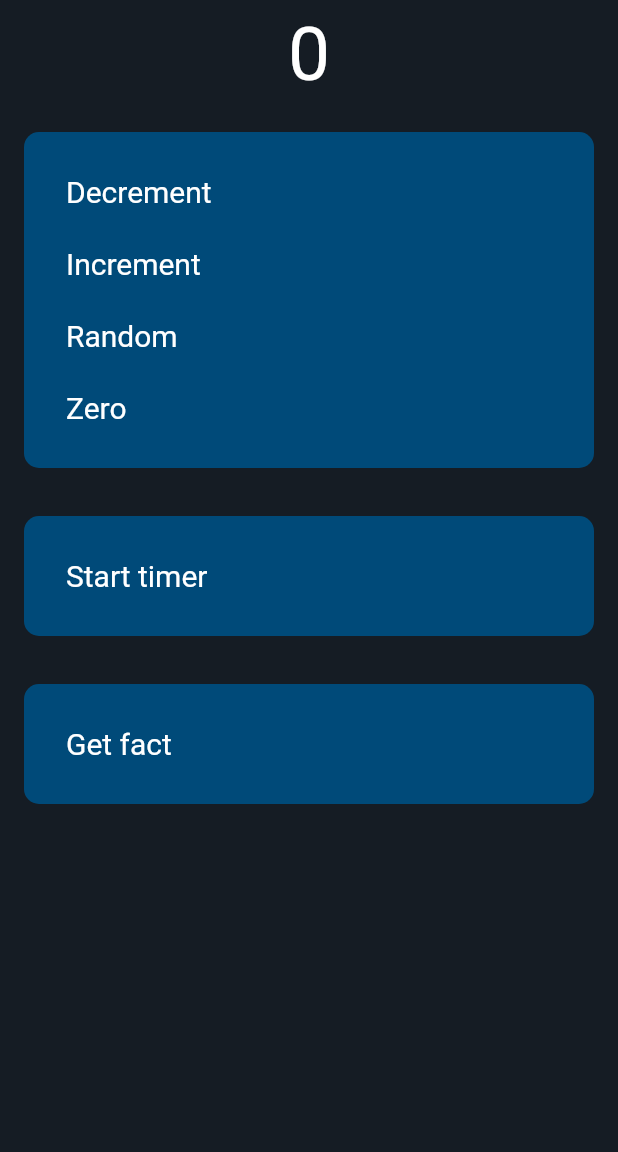
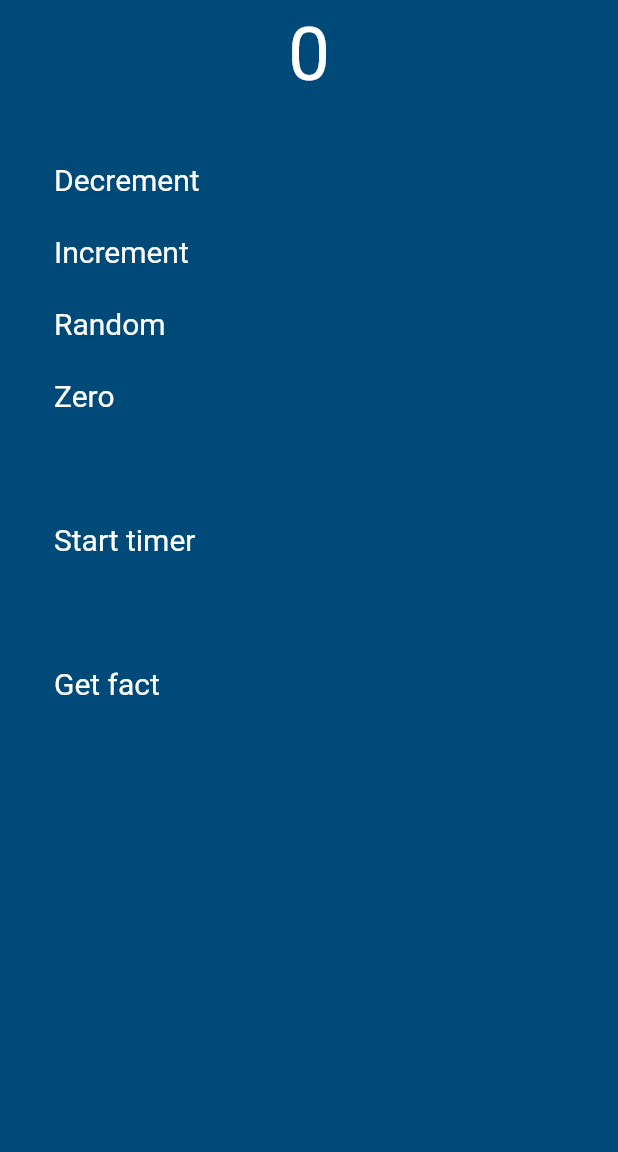
Before and after one commit to igornazarov1991/humble-counter, a Flutter app: the screen it shows after launch, on a phone screen of 412 x 824 dp, the part 84-1236 px from its top. Run offline on Flutter 3.47's test engine with Material 2 defaults, Android fonts, the phone set to English and light mode, and no system bars.

Commit message:
Share styles with themes

```diff
--- a/lib/configs.dart
+++ b/lib/configs.dart
@@ -1,12 +1,12 @@
 import 'package:flutter/material.dart';
 
 abstract final class AppColors {
-  static const Color mainBackground = Color.fromRGBO(21, 28, 36, 1.0);
-  static const Color secondaryBackground = Color.fromRGBO(0, 74, 121, 1.0);
+  static const Color background = Color.fromRGBO(21, 28, 36, 1.0);
+  static const Color primary = Color.fromRGBO(0, 74, 121, 1.0);
 }
 
 abstract final class AppInsets {
-  static const EdgeInsets standard = EdgeInsets.all(16);
+  static const EdgeInsets standard = EdgeInsets.all(12);
 }
 
 abstract final class Constants {
--- a/lib/counter/counter_page.dart
+++ b/lib/counter/counter_page.dart
@@ -22,7 +22,6 @@ class _CounterPageState extends State<CounterPage> {
   Widget build(BuildContext context) {
     return Scaffold(
       appBar: _buildAppBar(),
-      backgroundColor: AppColors.mainBackground,
       body: Consumer<Counter>(
         builder: (context, counter, child) => Column(
           children: [
@@ -38,8 +37,7 @@ class _CounterPageState extends State<CounterPage> {
 
   PreferredSizeWidget _buildAppBar() {
     return AppBar(
-      backgroundColor: AppColors.mainBackground,
-      foregroundColor: Colors.white,
+      backgroundColor: Theme.of(context).colorScheme.background,
       title: Text(widget.title),
       leading: IconButton(
         icon: const Icon(Icons.info_outline),
@@ -58,7 +56,6 @@ class _CounterPageState extends State<CounterPage> {
     return Text(
       '${counter.value}',
       style: const TextStyle(
-        color: Colors.white,
         fontSize: 50,
       ),
     );
@@ -116,13 +113,10 @@ class _CounterPageState extends State<CounterPage> {
   Widget _buildFactDisplay(Counter counter) {
     return Column(
       children: [
-        Text(
-          '"${counter.fact}"',
-          style: const TextStyle(
-            color: Colors.white,
-          ),
+        Container(
+          padding: AppInsets.standard,
+          child: Text('"${counter.fact}"'),
         ),
-        const SizedBox(height: 20),
         _ActionButton(
           onPressed: () { _saveFact(counter: counter); },
           title: const Text('Save'),
@@ -196,9 +190,9 @@ class _Section extends StatelessWidget {
       padding: AppInsets.standard,
       child: Container(
         padding: AppInsets.standard,
-        decoration: const BoxDecoration(
+        decoration: BoxDecoration(
           borderRadius: Constants.standardRadius,
-          color: AppColors.secondaryBackground,
+          color: Theme.of(context).colorScheme.primary,
         ),
         child: child,
       ),
--- a/lib/main.dart
+++ b/lib/main.dart
@@ -1,10 +1,13 @@
 import 'package:flutter/material.dart';
+import 'package:humble_counter/configs.dart';
+// import 'package:flutter/rendering.dart';
 import 'package:humble_counter/counter/counter.dart';
 import 'package:humble_counter/counter/counter_page.dart';
 import 'package:humble_counter/facts/facts_container.dart';
 import 'package:provider/provider.dart';
 
 void main() {
+  // debugPaintSizeEnabled = true;
   runApp(
     MultiProvider(
       providers: [
@@ -25,6 +28,19 @@ class MyApp extends StatelessWidget {
       title: 'Flutter Demo',
       theme: ThemeData(
         useMaterial3: true,
+        colorScheme: const ColorScheme(
+          brightness: Brightness.light,
+          background: AppColors.background,
+          onBackground: Colors.white,
+          primary: AppColors.primary,
+          onPrimary: Colors.white,
+          secondary: Colors.blue,
+          onSecondary: Colors.white,
+          error: Colors.red,
+          onError: Colors.white,
+          surface: AppColors.primary,
+          onSurface: Colors.white,
+        ),
       ),
       home: const CounterPage(title: 'Humble Counter'),
     );
```
Also changed, not shown: lib/facts/facts_page.dart (+4 -13 lines), lib/info/info_page.dart (+4 -17 lines).
